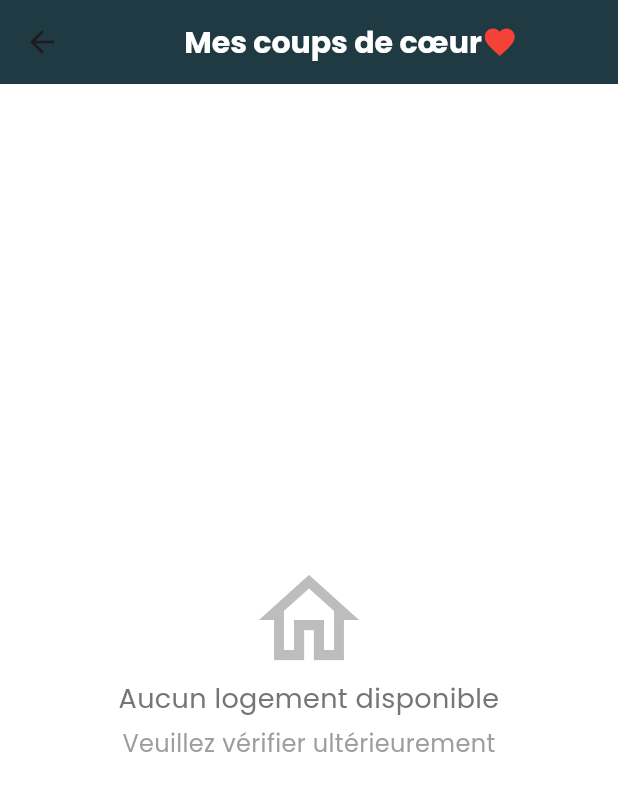
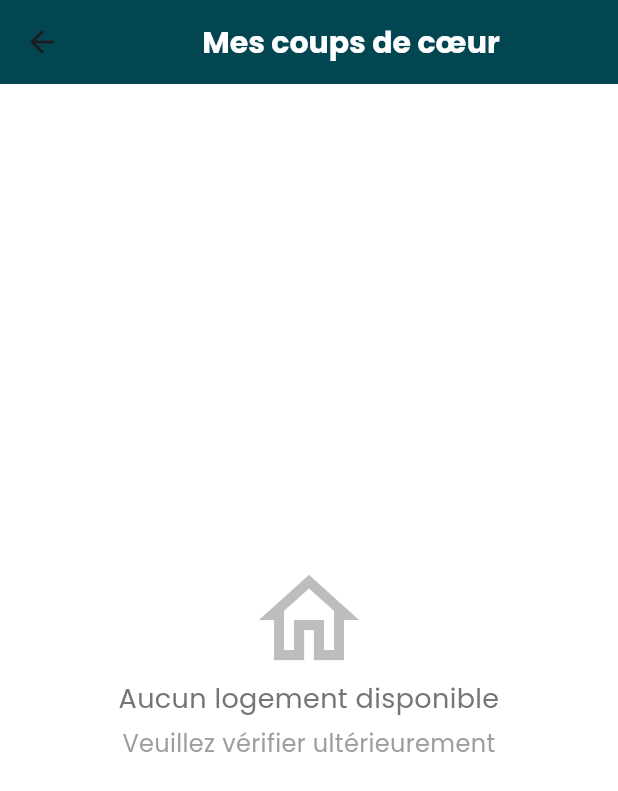
Before and after one commit to Pokpa-max/habitatgn, a Flutter app: the FavoritesPage screen opened directly, on a phone screen of 412 x 824 dp. Shown: the top 791 px of the screen. Run offline on Flutter 3.47's test engine with Material 3 defaults, Android fonts, the phone set to English and light mode, and no system bars; our stand-ins replace cached_network_image, carousel_slider, cloud_firestore, connectivity_plus, firebase_auth, firebase_core and 17 more; missing offline and left inert: firebase_ui_auth, flutter_facebook_auth; accounts and stored records are empty.

Commit message:
remove unused icon and clean up primary color definitions

```diff
--- a/lib/screens/favoris/favoris.dart
+++ b/lib/screens/favoris/favoris.dart
@@ -49,7 +49,6 @@ class _FavoritesPageState extends ConsumerState<FavoritesPage> {
                 text: "Mes coups de cœur",
                 textColor: Colors.white,
               ),
-              Icon(Icons.favorite, color: Colors.red),
             ],
           ),
           backgroundColor: primaryColor,
--- a/lib/utils/appColors.dart
+++ b/lib/utils/appColors.dart
@@ -1,15 +1,9 @@
 // ignore: file_names
 import 'package:flutter/material.dart';
 
-// class AppColors {
-// const Color primaryColor = Color.fromARGB(255, 35, 181, 200);
-//1 const Color primaryColor = Color.fromARGB(255, 0, 55, 62);
-//2 const Color primaryColor = Color.fromARGB(255, 8, 42, 46);
+const Color primaryColor = Color.fromARGB(255, 2, 70, 82);
 
-// const Color primaryColor = Color.fromARGB(223, 1, 21, 28);
-const Color primaryColor = Color.fromARGB(223, 0, 30, 40);
-const Color primaryColor2 = Color.fromARGB(223, 2, 46, 61);
-// Color.fromARGB(223, 2, 46, 61);
+// ou en hexadécimal : 0xFF002814
 
 const Color lightPrimary = Colors.white;
 final Color lightPrimaryInput = Colors.grey.shade50;
```
